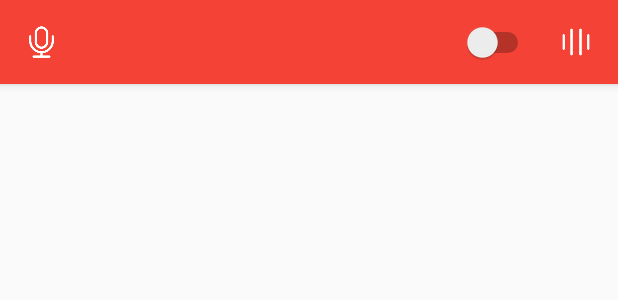
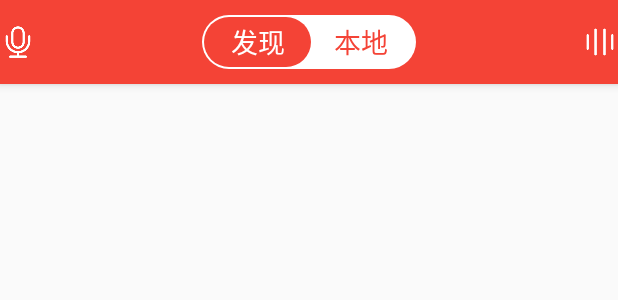
Before and after one commit to MashirosBaumkuchen/Galatea, an Android app: the layout fragment_discover.xml on its own in the app's theme, with its tools: preview values and no code run, on a phone screen of 412 x 824 dp. Shown: the top 300 px of the screen. Run offline under Robolectric (Android 15) with nearby library versions, the phone set to English and light mode, and no system bars.

Commit message:
draw ModelSwitcher, & add click event
module: app

on branch: master

```diff
--- a/app/src/main/java/com/jascal/galatea/widget/ModelSwitcher.kt
+++ b/app/src/main/java/com/jascal/galatea/widget/ModelSwitcher.kt
@@ -1,7 +1,17 @@
 package com.jascal.galatea.widget
 
 import android.content.Context
+import android.graphics.Canvas
+import android.graphics.Color
+import android.graphics.Paint
+import android.graphics.Rect
+import android.os.Build
+import android.support.annotation.RequiresApi
+import android.util.AttributeSet
+import android.view.MotionEvent
 import android.view.View
+import com.jascal.galatea.R
+
 
 /**
  * @author ihave4cat
@@ -10,6 +20,129 @@ import android.view.View
  * @email jascal@163.com
  * */
 
-class ModelSwitcher(context: Context?) : View(context) {
+class ModelSwitcher @JvmOverloads constructor(context: Context, attrs: AttributeSet? = null, defStyleAttr: Int = 0)
+    : View(context, attrs, defStyleAttr) {
 
+    companion object {
+        private const val DIVIDER_LINE_WIDTH = 2
+        private const val DISTANCE_BETWEEN_LABELS = 2
+    }
+
+    private var firstLabel: String = ""
+    private var secondLabel: String = ""
+    private var colorHint: Int = Color.BLACK
+    private var colorSelected: Int = Color.BLUE
+    private var textSize: Float = 30f
+
+    private var textPaint: Paint
+    private var boxPaint: Paint
+
+    private var currentPosition: Int
+
+    private var textWidth: Int
+    private var textHeight: Int
+    private var textBaseline: Float
+
+    private var radius: Int
+    private var between: Int
+
+    init {
+        val typeArray = context.obtainStyledAttributes(attrs, R.styleable.ModelSwitcher)
+        firstLabel = typeArray.getString(R.styleable.ModelSwitcher_firstLabel)
+        secondLabel = typeArray.getString(R.styleable.ModelSwitcher_secondLabel)
+        colorHint = typeArray.getColor(R.styleable.ModelSwitcher_colorHint, colorHint)
+        colorSelected = typeArray.getColor(R.styleable.ModelSwitcher_colorSelected, colorSelected)
+        textSize = typeArray.getDimension(R.styleable.ModelSwitcher_textSize, textSize)
+        typeArray.recycle()
+
+        textPaint = Paint(Paint.ANTI_ALIAS_FLAG)
+        textPaint.textSize = textSize
+        textPaint.color = colorHint
+
+        val rect = Rect()
+        textPaint.getTextBounds(firstLabel, 0, firstLabel.length, rect)
+        textWidth = rect.width()
+        textHeight = rect.height()
+
+        val fontMetrics = textPaint.fontMetrics
+        textBaseline = (fontMetrics.bottom - fontMetrics.top) / 2 - fontMetrics.bottom
+
+        radius = textHeight
+        between = DIVIDER_LINE_WIDTH
+
+        currentPosition = 0
+
+        boxPaint = Paint(Paint.ANTI_ALIAS_FLAG)
+        boxPaint.color = colorHint
+    }
+
+    override fun onMeasure(widthMeasureSpec: Int, heightMeasureSpec: Int) {
+        val widthSpecMode = MeasureSpec.getMode(widthMeasureSpec)
+        val widthSpecSize = MeasureSpec.getSize(widthMeasureSpec)
+
+        val heightSpecMode = MeasureSpec.getMode(heightMeasureSpec)
+        val heightSpecSize = MeasureSpec.getSize(heightMeasureSpec)
+
+        var w = widthSpecSize;
+        var h = heightSpecSize;
+
+        if (widthSpecMode == MeasureSpec.AT_MOST && heightSpecMode == MeasureSpec.AT_MOST) {
+            w = radius + textWidth + DISTANCE_BETWEEN_LABELS * radius + textWidth + radius
+            h = textHeight * 2
+        } else if (widthSpecMode == MeasureSpec.AT_MOST) {
+            w = radius + textWidth + DISTANCE_BETWEEN_LABELS * radius + textWidth + radius
+            h = heightSpecSize
+        } else if (heightSpecMode == MeasureSpec.AT_MOST) {
+            w = widthSpecSize
+            h = textHeight * 2
+        }
+        setMeasuredDimension(w, h);
+    }
+
+    override fun onLayout(changed: Boolean, left: Int, top: Int, right: Int, bottom: Int) {
+        super.onLayout(changed, left, top, right, bottom)
+    }
+
+    @RequiresApi(Build.VERSION_CODES.LOLLIPOP)
+    override fun onDraw(canvas: Canvas) {
+        super.onDraw(canvas)
+
+        // draw hint box
+        boxPaint.color = colorHint
+        canvas.drawRoundRect(0f, 0f, width.toFloat(), height.toFloat(), radius.toFloat(), radius.toFloat(), boxPaint)
+
+        // draw selected box
+        boxPaint.color = colorSelected
+        if (currentPosition == 0) {
+            canvas.drawRoundRect(0f + between, 0f + between, 0f + between + radius + textWidth + radius, (height - between).toFloat(), radius.toFloat(), radius.toFloat(), boxPaint)
+        } else {
+            canvas.drawRoundRect((width - textWidth - radius - radius - between).toFloat(), 0f + between, (width - between).toFloat(), (height - between).toFloat(), radius.toFloat(), radius.toFloat(), boxPaint)
+        }
+
+        val textY = radius + textBaseline
+
+        if (currentPosition == 0) {
+            // draw first text
+            textPaint.color = colorHint
+            canvas.drawText(firstLabel, (radius + between).toFloat(), textY, textPaint)
+
+            // draw second text
+            textPaint.color = colorSelected
+            canvas.drawText(secondLabel, (width - textWidth - radius - between).toFloat(), textY, textPaint)
+        } else {
+            // draw first text
+            textPaint.color = colorSelected
+            canvas.drawText(firstLabel, (radius + between).toFloat(), textY, textPaint)
+
+            // draw second text
+            textPaint.color = colorHint
+            canvas.drawText(secondLabel, (width - textWidth - radius - between).toFloat(), textY, textPaint)
+        }
+    }
+
+    override fun onTouchEvent(event: MotionEvent): Boolean {
+        currentPosition = if (event.x < width / 2) 0 else 1
+        invalidate()
+        return true
+    }
 }
--- a/app/src/main/res/layout/fragment_discover.xml
+++ b/app/src/main/res/layout/fragment_discover.xml
@@ -21,40 +21,38 @@
             app:title=""
             app:titleTextColor="?attr/colorTitleText">
 
-            <LinearLayout
+            <RelativeLayout
                 android:layout_width="match_parent"
-                android:layout_height="?attr/actionBarSize"
-                android:orientation="horizontal">
+                android:layout_height="?attr/actionBarSize">
 
                 <ImageView
                     android:id="@+id/record"
                     android:layout_width="@dimen/toolbar_icon_size"
                     android:layout_height="@dimen/toolbar_icon_size"
-                    android:layout_gravity="center"
-                    android:layout_weight="1"
-                    android:gravity="start"
+                    android:layout_alignParentStart="true"
+                    android:layout_centerVertical="true"
                     android:src="@mipmap/ic_record" />
 
-                <Switch
+                <com.jascal.galatea.widget.ModelSwitcher
                     android:id="@+id/switcher"
                     android:layout_width="wrap_content"
-                    android:layout_height="match_parent"
-                    android:layout_weight="8"
+                    android:layout_height="wrap_content"
+                    android:layout_centerInParent="true"
                     android:gravity="center"
-                    android:textColor="?attr/colorTitleText"
-                    android:textSize="18sp"
-                    android:textOn="@string/discover"
-                    android:textOff="@string/local" />
+                    app:colorHint="?attr/colorTitleText"
+                    app:colorSelected="@color/colorPrimary"
+                    app:firstLabel="@string/discover"
+                    app:secondLabel="@string/local"
+                    app:textSize="18sp" />
 
                 <ImageView
                     android:id="@+id/player"
                     android:layout_width="@dimen/toolbar_icon_size"
                     android:layout_height="@dimen/toolbar_icon_size"
-                    android:layout_gravity="center"
-                    android:layout_weight="1"
-                    android:gravity="end"
+                    android:layout_alignParentEnd="true"
+                    android:layout_centerVertical="true"
                     android:src="@mipmap/ic_player" />
-            </LinearLayout>
+            </RelativeLayout>
         </android.support.v7.widget.Toolbar>
     </android.support.design.widget.AppBarLayout>
 
--- a/app/src/main/res/values/attrs.xml
+++ b/app/src/main/res/values/attrs.xml
@@ -7,4 +7,12 @@
     <declare-styleable name="ScrollViewPager">
         <attr name="scrollAble" format="boolean" />
     </declare-styleable>
+
+    <declare-styleable name="ModelSwitcher">
+        <attr name="firstLabel" format="string" />
+        <attr name="secondLabel" format="string" />
+        <attr name="colorHint" format="color" />
+        <attr name="colorSelected" format="color" />
+        <attr name="textSize" format="dimension" />
+    </declare-styleable>
 </resources>
```
